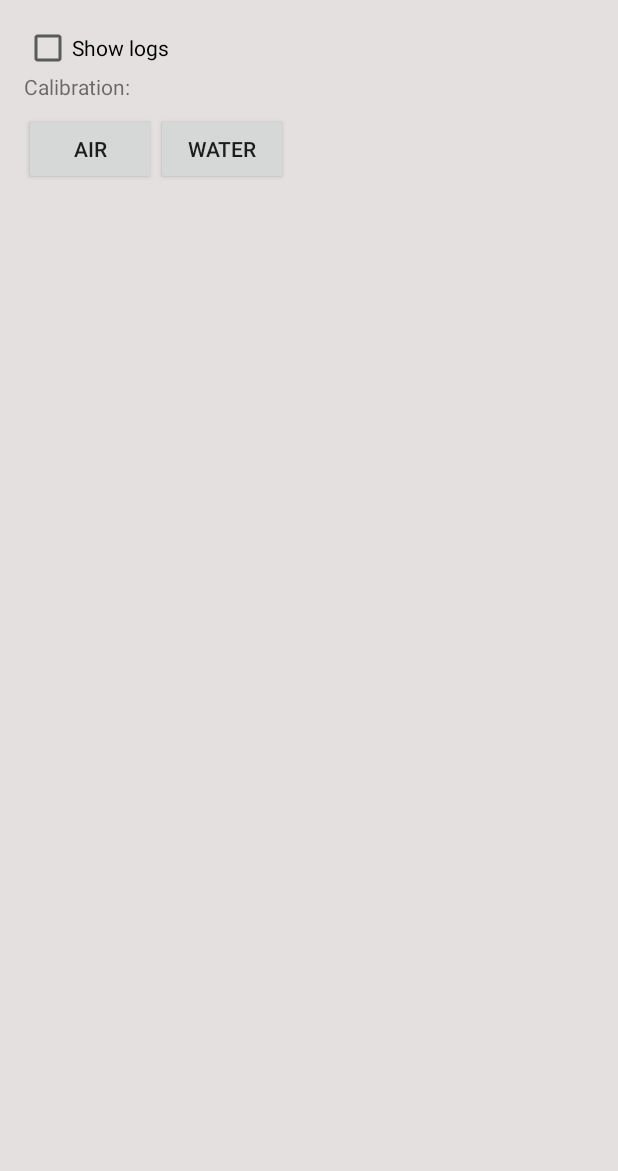
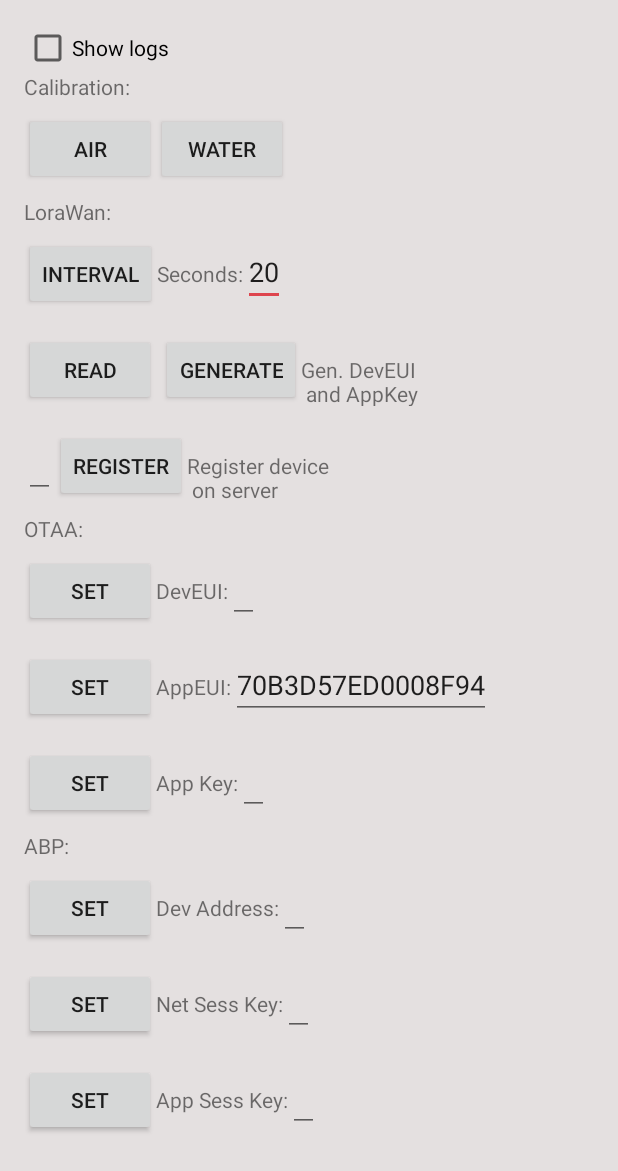
Before and after one commit to plantmer/soilsensor, an Android app: the fragment SettingsFragment shown on its own in the app's theme, on a phone screen of 412 x 824 dp. Shown: the top 1171 px of the screen. Run offline under Robolectric (Android 15) with nearby library versions, the phone set to English and light mode, and no system bars; 1 statement that could not run was skipped.

Commit message:
server access

```diff
--- a/app/src/main/java/com/plantmer/soilsensor/Fragment/MainFragment.java
+++ b/app/src/main/java/com/plantmer/soilsensor/Fragment/MainFragment.java
@@ -92,7 +92,7 @@ public class MainFragment extends Fragment implements View.OnClickListener{
     private TextView mIconVWCView;
 
     private TextView connText;
-    private Button connButton;
+//    private Button connButton;
     private Button readButton;
     boolean init = false;
     private String mPercentSign;
--- a/app/src/main/java/com/plantmer/soilsensor/Fragment/SettingsFragment.java
+++ b/app/src/main/java/com/plantmer/soilsensor/Fragment/SettingsFragment.java
@@ -14,8 +14,12 @@ import android.widget.EditText;
 import android.widget.LinearLayout;
 import android.widget.TextView;
 
+import com.google.gson.Gson;
 import com.plantmer.soilsensor.MainActivity;
 import com.plantmer.soilsensor.R;
+import com.plantmer.soilsensor.dao.DataSourceDTO;
+import com.plantmer.soilsensor.dao.MessageDAO;
+import com.plantmer.soilsensor.dao.TtnDeviceConfig;
 import com.plantmer.soilsensor.util.Utils;
 
 import java.util.ArrayList;
@@ -56,6 +60,7 @@ public class SettingsFragment extends Fragment implements View.OnClickListener {
     private Button lwIntervalButton;
     private Button lwInfoButton;
     private Button lwGenButton;
+    private Button lwRegButton;
     private Button lwDevEuiButton;
     private Button lwAppEuiButton;
     private Button lwAppKeyButton;
@@ -76,9 +81,10 @@ public class SettingsFragment extends Fragment implements View.OnClickListener {
     private EditText lwDevAddrEt;
     private EditText lwNWKSKeyEt;
     private EditText lwAPPSKeyEt;
+    private EditText lwDevName;
 
     boolean init = false;
-
+    Gson gson = new Gson();
     @Override
     public void onClick(View view)
     {
@@ -109,9 +115,34 @@ public class SettingsFragment extends Fragment implements View.OnClickListener {
             case R.id.lwInfoButton:
                 main.getSerial().writeCmd("csv");
                 break;
+            case R.id.lwRegButton:
+                if(main.getHttpContext().getToken()!=null){
+                    DataSourceDTO dto = new DataSourceDTO();
+                    dto.setType(main.DEV_TYPE);
+                    if(lwDevName.getText()!=null && !"".equals(lwDevName.getText().toString())) {
+                        dto.setName(lwDevName.getText().toString());
+                    }
+                    dto.setPin("0000");
+                    dto.setSubProto("TtnSubproc");
+                    dto.setSubProtoConf(gson.toJson(new TtnDeviceConfig(lwAppEuiEt.getText().toString(),lwDevEuiEt.getText().toString(),lwAppKeyEt.getText().toString())));
+                    MessageDAO msg = main.getHttpContext().doPostRequest("datasources",dto,MessageDAO.class);
+                    Log.i("SF","REG Fin:"+msg.getMessage());
+                    if("DS registered".equals(msg.getMessage())){
+                        main.reloadDev();
+                    }
+
+                }
+                break;
             case R.id.lwGenButton:
                 lwDevEuiEt.setText(Utils.randomHex(8));
+                main.getSerial().writeCmd("deveui "+lwDevEuiEt.getText().toString());
+                try {
+                    Thread.sleep(200);
+                } catch (InterruptedException e) {
+                    //Log.e("SF","set Ex",e);
+                }
                 lwAppKeyEt.setText(Utils.randomHex(16));
+                main.getSerial().writeCmd("appeui "+lwAppKeyEt.getText().toString());
                 break;
             case R.id.lwDevEuiButton:
                 main.getSerial().writeCmd("deveui "+lwDevEuiEt.getText());
@@ -182,6 +213,8 @@ public class SettingsFragment extends Fragment implements View.OnClickListener {
         lwInfoButton.setOnClickListener(this);
         lwGenButton =  getActivity().findViewById(R.id.lwGenButton);
         lwGenButton.setOnClickListener(this);
+        lwRegButton =  getActivity().findViewById(R.id.lwRegButton);
+        lwRegButton.setOnClickListener(this);
         lwDevEuiButton =  getActivity().findViewById(R.id.lwDevEuiButton);
         lwDevEuiButton.setOnClickListener(this);
         lwAppEuiButton =  getActivity().findViewById(R.id.lwAppEuiButton);
@@ -207,13 +240,14 @@ public class SettingsFragment extends Fragment implements View.OnClickListener {
         lwDevAddrEt =  getActivity().findViewById(R.id.lwDevAddrEt);
         lwNWKSKeyEt =  getActivity().findViewById(R.id.lwNWKSKeyEt);
         lwAPPSKeyEt =  getActivity().findViewById(R.id.lwAPPSKeyEt);
+        lwDevName =  getActivity().findViewById(R.id.lwDevName);
         usb = getActivity().findViewById(R.id.llUSB);
         lw = getActivity().findViewById(R.id.llLW);
         llRaw = getActivity().findViewById(R.id.llRaw);
         init = true;
         setRawEnabled(false);
         setUsbEnabled(false);
-        setLwEnabled(false);
+//        setLwEnabled(false);
         if(main.getType()!=null) {
             if(main.getType().equals(main.TYPE_USB)){
                 setUsbEnabled(true);
--- a/app/src/main/res/layout/fragment_2.xml
+++ b/app/src/main/res/layout/fragment_2.xml
@@ -219,6 +219,31 @@
                         android:layout_height="wrap_content"
                         android:text="Gen. DevEUI \n and AppKey" />
                 </LinearLayout>
+                <LinearLayout
+                    style="@style/MainLinearLayout"
+                    android:layout_width="match_parent"
+                    android:layout_height="wrap_content"
+                    android:orientation="horizontal">
+
+                    <EditText
+                        android:id="@+id/lwDevName"
+                        android:layout_width="wrap_content"
+                        android:layout_height="wrap_content"
+                        android:maxLength="26"
+                        android:text="" />
+
+
+                    <Button
+                        android:id="@+id/lwRegButton"
+                        android:layout_width="wrap_content"
+                        android:layout_height="wrap_content"
+                        android:text="REGISTER" />
+                    <TextView
+                        android:id="@+id/tvGen1LW"
+                        android:layout_width="wrap_content"
+                        android:layout_height="wrap_content"
+                        android:text="Register device \n on server" />
+                </LinearLayout>
                 <TextView
                     android:id="@+id/tv0lw1"
                     android:layout_width="wrap_content"
```
Also changed, not shown: app/src/main/java/com/plantmer/soilsensor/MainActivity.java (+7 -3 lines), app/src/main/java/com/plantmer/soilsensor/dao/DataObj.java (+8 -0 lines), app/src/main/java/com/plantmer/soilsensor/dao/DataSourceDTO.java (+27 -10 lines), app/src/main/java/com/plantmer/soilsensor/dao/MessageDAO.java (added, +13 -0 lines), app/src/main/java/com/plantmer/soilsensor/dao/TtnDeviceConfig.java (added, +37 -0 lines).
